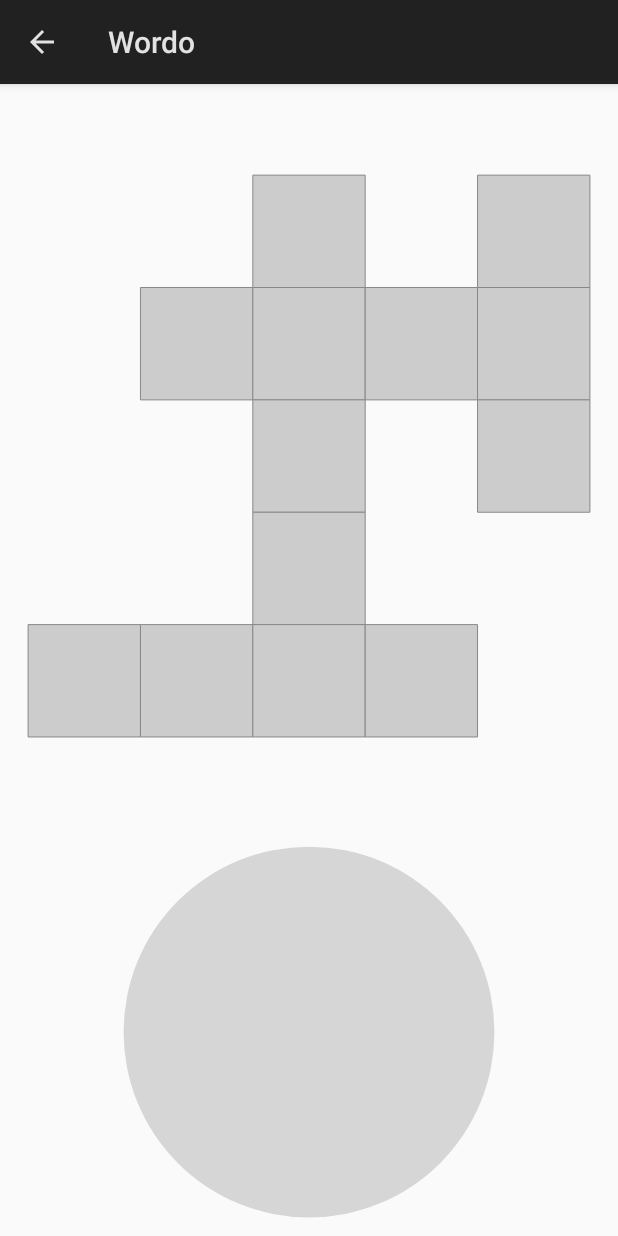
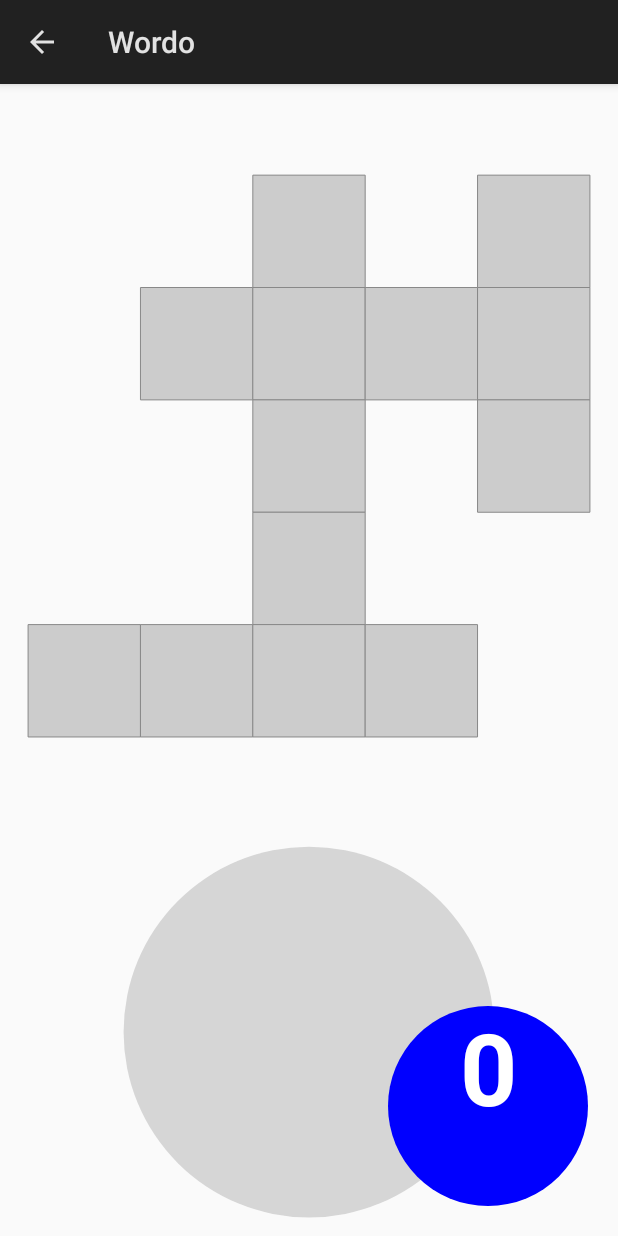
Before and after one commit to animatinator/Wordo, an Android app: the screen it shows after launch (GameActivity), after a tap on "PLAY", on a phone screen of 412 x 824 dp. Run offline under Robolectric (Android 15) with nearby library versions, the phone set to English and light mode, and no system bars; network calls fail.

Commit message:
Add rudimentary 'bonus words' button
This shows the number of bonus words found so far. It's very ugly for
now, and tapping it doesn't do anything yet.

```diff
--- a/app/src/main/java/com/animatinator/wordo/game/GameView.java
+++ b/app/src/main/java/com/animatinator/wordo/game/GameView.java
@@ -10,25 +10,30 @@ import android.view.View;
 
 import com.animatinator.wordo.crossword.CrosswordLayout;
 import com.animatinator.wordo.game.board.CrosswordBoard;
+import com.animatinator.wordo.game.bonuswords.BonusWordsButton;
 import com.animatinator.wordo.game.keyboard.RotaryKeyboard;
 import com.animatinator.wordo.util.Coordinates;
-
-import java.util.ArrayList;
-import java.util.List;
 
 public class GameView extends View implements View.OnTouchListener {
     // The ratio of the spacing around the board to the size of the board itself.
     private static final float BOARD_SPACING_RATIO = 1.1f;
     // The ratio of the spacing around the keyboard to the size of the keyboard itself.
     private static final float KEYBOARD_SPACING_RATIO = 1.1f;
+    // The radius of buttons.
+    private static final float BUTTON_RADIUS = 100.0f;
+    // The ratio of the spacing around a button to the radius of the button itself.
+    private static final float BUTTON_SPACING_RATIO = 1.3f;
+
     public static final String TAG = "GameView";
 
+    private final BonusWordsButton bonusWordsButton;
     private final CrosswordBoard board;
     private final RotaryKeyboard keyboard;
 
     public GameView(Context context, AttributeSet attrs) {
         super(context, attrs);
         setOnTouchListener(this);
+        bonusWordsButton = new BonusWordsButton();
         board = new CrosswordBoard();
         keyboard = new RotaryKeyboard();
         keyboard.setWordEntryCallback(new RotaryKeyboard.WordEntryCallback() {
@@ -41,6 +46,7 @@ public class GameView extends View implements View.OnTouchListener {
                 if (!revealed) {
                     if (board.hasBonusWord(word)) {
                         Log.d(TAG, "===== Bonus word:" + word);
+                        bonusWordsButton.addToRevealedWords(word);
                     }
                 }
             }
@@ -64,6 +70,7 @@ public class GameView extends View implements View.OnTouchListener {
     public void onDraw(Canvas canvas) {
         board.onDraw(canvas);
         keyboard.onDraw(canvas);
+        bonusWordsButton.onDraw(canvas);
     }
 
     @Override
@@ -96,6 +103,15 @@ public class GameView extends View implements View.OnTouchListener {
 
         keyboard.updateLayout(keyboardCentre, keyboardRadius);
         board.updateLayout(new Coordinates(boardX, boardY), new Coordinates(boardSize, boardSize));
+
+        updateBonusButtonLayout(width, height);
+    }
+
+    private void updateBonusButtonLayout(int width, int height) {
+        float buttonOffset = BUTTON_SPACING_RATIO * BUTTON_RADIUS;
+        float x = width - buttonOffset;
+        float y = height - buttonOffset;
+        bonusWordsButton.updateLayout(new Coordinates(x, y), BUTTON_RADIUS);
     }
 
     @SuppressLint("NewApi")
--- /dev/null
+++ b/app/src/main/java/com/animatinator/wordo/game/bonuswords/BonusWordsButton.java
@@ -0,0 +1,54 @@
+package com.animatinator.wordo.game.bonuswords;
+
+import android.graphics.Canvas;
+import android.graphics.Color;
+import android.graphics.Paint;
+import android.graphics.Typeface;
+
+import com.animatinator.wordo.util.Coordinates;
+
+public class BonusWordsButton {
+    // Size of the letters
+    private static final Typeface TEXT_TYPEFACE = Typeface.create(Typeface.DEFAULT, Typeface.BOLD);
+
+    private Coordinates centre;
+    private float radius;
+    private BonusWordsRecord bonusWordsRecord = new BonusWordsRecord();
+
+    private Paint circlePaint;
+    private Paint textPaint;
+
+    public BonusWordsButton() {
+        centre = new Coordinates(0.0f, 0.0f);
+        radius = 0.0f;
+        initPaints();
+    }
+
+    private void initPaints() {
+        circlePaint = new Paint();
+        circlePaint.setColor(Color.BLUE);
+
+        textPaint = new Paint();
+        textPaint.setColor(Color.WHITE);
+        textPaint.setTextAlign(Paint.Align.CENTER);
+        textPaint.setTextSize(0.0f);
+        textPaint.setTypeface(TEXT_TYPEFACE);
+    }
+
+    public void updateLayout(Coordinates centre, float radius) {
+        this.centre = centre;
+        this.radius = radius;
+        textPaint.setTextSize(radius);
+    }
+
+    public void addToRevealedWords(String word) {
+        bonusWordsRecord.revealBonusWord(word);
+    }
+
+    public void onDraw(Canvas canvas) {
+        int revealedWords = bonusWordsRecord.getNumberOfRevealedWords();
+
+        canvas.drawCircle(centre.x(), centre.y(), radius, circlePaint);
+        canvas.drawText(""+revealedWords, centre.x(), centre.y(), textPaint);
+    }
+}
--- /dev/null
+++ b/app/src/main/java/com/animatinator/wordo/game/bonuswords/BonusWordsRecord.java
@@ -0,0 +1,21 @@
+package com.animatinator.wordo.game.bonuswords;
+
+import java.util.ArrayList;
+import java.util.HashSet;
+import java.util.List;
+
+public class BonusWordsRecord {
+    private final HashSet<String> bonusWords = new HashSet<>();
+
+    public void revealBonusWord(String word) {
+        bonusWords.add(word);
+    }
+
+    public int getNumberOfRevealedWords() {
+        return bonusWords.size();
+    }
+
+    public List<String> getRevealedWords() {
+        return new ArrayList<>(bonusWords);
+    }
+}
```
